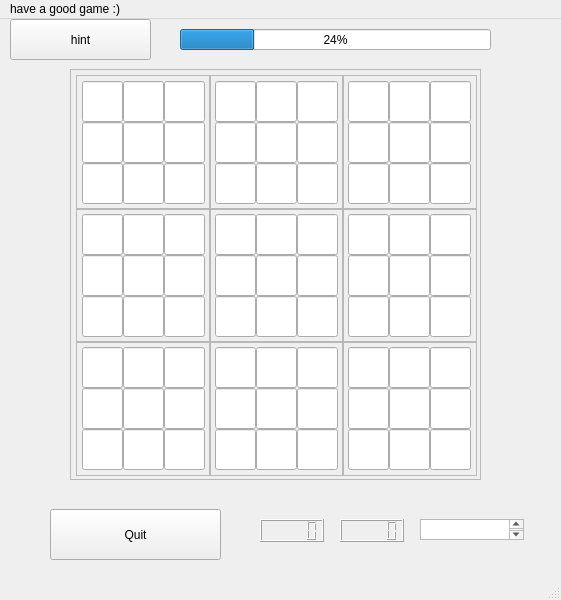
The window that project.ui (AmirMMoghaddam/AP1400Project) describes before a commit, drawn with Qt 5.
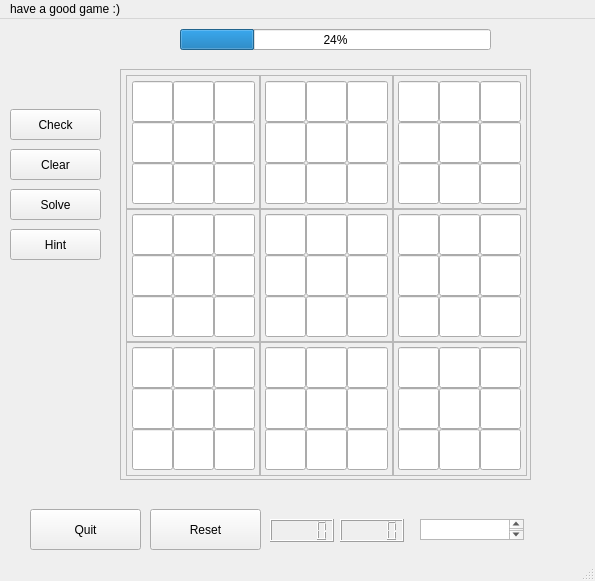
The same window after the commit.

Commit message: Added Check & Cleared Button

```diff
--- a/project.ui
+++ b/project.ui
@@ -6,10 +6,22 @@
    <rect>
     <x>0</x>
     <y>0</y>
-    <width>561</width>
-    <height>600</height>
+    <width>595</width>
+    <height>581</height>
    </rect>
   </property>
+  <property name="sizePolicy">
+   <sizepolicy hsizetype="Fixed" vsizetype="Fixed">
+    <horstretch>0</horstretch>
+    <verstretch>0</verstretch>
+   </sizepolicy>
+  </property>
+  <property name="minimumSize">
+   <size>
+    <width>576</width>
+    <height>581</height>
+   </size>
+  </property>
   <property name="windowTitle">
    <string>MainWindow</string>
   </property>
@@ -31,22 +43,22 @@
     <property name="geometry">
      <rect>
       <x>10</x>
-      <y>0</y>
-      <width>141</width>
-      <height>41</height>
+      <y>210</y>
+      <width>91</width>
+      <height>31</height>
      </rect>
     </property>
     <property name="text">
-     <string>hint</string>
+     <string>Hint</string>
     </property>
    </widget>
    <widget class="QPushButton" name="quit">
     <property name="geometry">
      <rect>
-      <x>50</x>
+      <x>30</x>
       <y>490</y>
-      <width>171</width>
-      <height>51</height>
+      <width>111</width>
+      <height>41</height>
      </rect>
     </property>
     <property name="text">
@@ -76,7 +88,7 @@
    <widget class="QLCDNumber" name="lcdNumber">
     <property name="geometry">
      <rect>
-      <x>260</x>
+      <x>270</x>
       <y>500</y>
       <width>64</width>
       <height>23</height>
@@ -86,7 +98,7 @@
    <widget class="QFrame" name="frame_10">
     <property name="geometry">
      <rect>
-      <x>70</x>
+      <x>120</x>
       <y>50</y>
       <width>411</width>
       <height>411</height>
@@ -164,6 +176,9 @@
         </property>
         <item row="0" column="0">
          <widget class="QLineEdit" name="lineEdit_0_0">
+          <property name="enabled">
+           <bool>true</bool>
+          </property>
           <property name="minimumSize">
            <size>
             <width>41</width>
@@ -2261,13 +2276,65 @@
      </item>
     </layout>
    </widget>
+   <widget class="QPushButton" name="checkbutton">
+    <property name="geometry">
+     <rect>
+      <x>10</x>
+      <y>90</y>
+      <width>91</width>
+      <height>31</height>
+     </rect>
+    </property>
+    <property name="text">
+     <string>Check</string>
+    </property>
+   </widget>
+   <widget class="QPushButton" name="clearbutton">
+    <property name="geometry">
+     <rect>
+      <x>10</x>
+      <y>130</y>
+      <width>91</width>
+      <height>31</height>
+     </rect>
+    </property>
+    <property name="text">
+     <string>Clear</string>
+    </property>
+   </widget>
+   <widget class="QPushButton" name="solvebutton">
+    <property name="geometry">
+     <rect>
+      <x>10</x>
+      <y>170</y>
+      <width>91</width>
+      <height>31</height>
+     </rect>
+    </property>
+    <property name="text">
+     <string>Solve</string>
+    </property>
+   </widget>
+   <widget class="QPushButton" name="resetbutton">
+    <property name="geometry">
+     <rect>
+      <x>150</x>
+      <y>490</y>
+      <width>111</width>
+      <height>41</height>
+     </rect>
+    </property>
+    <property name="text">
+     <string>Reset</string>
+    </property>
+   </widget>
   </widget>
   <widget class="QMenuBar" name="menubar">
    <property name="geometry">
     <rect>
      <x>0</x>
      <y>0</y>
-     <width>561</width>
+     <width>595</width>
      <height>21</height>
     </rect>
    </property>
```
The commit also changes 1 other file.
